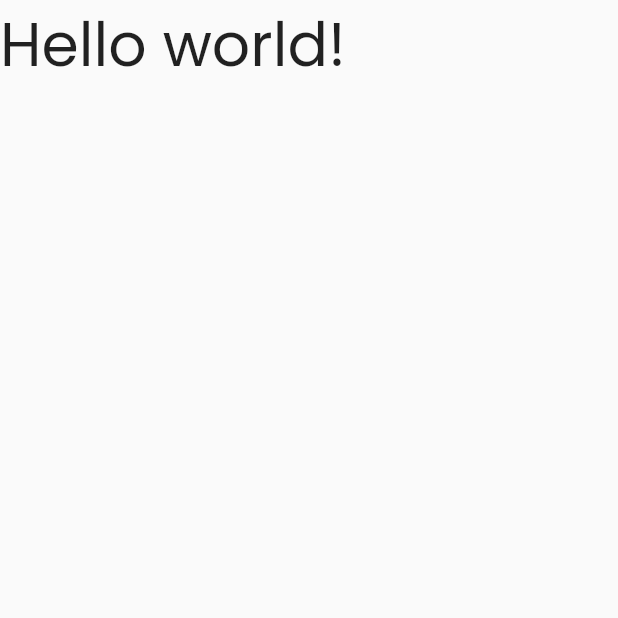
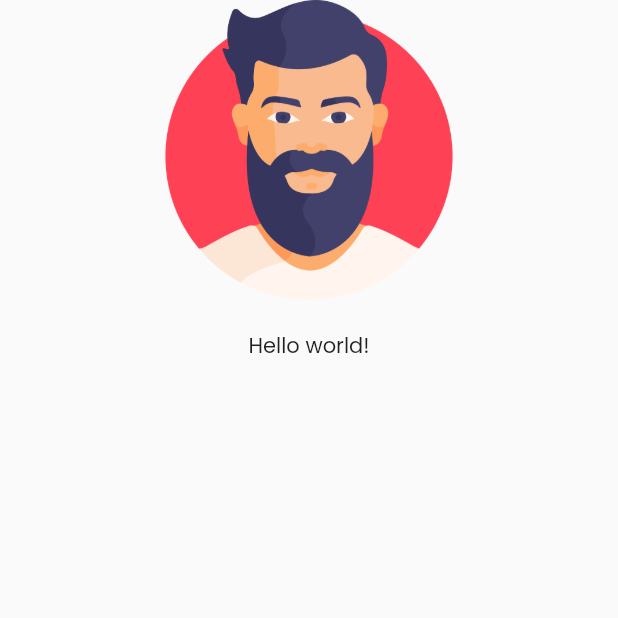
Before and after one commit to RianCahyadi08/chatty, a Flutter app: the screen it shows after launch, on a phone screen of 412 x 824 dp, the top half of it. Run offline on Flutter 3.47's test engine with Material 2 defaults, Android fonts, the phone set to English and light mode, and no system bars.

```diff
--- a/lib/homepage.dart
+++ b/lib/homepage.dart
@@ -4,11 +4,23 @@ class HomePage extends StatelessWidget {
   @override
   Widget build(BuildContext context) {
     return Scaffold(
-        body: SafeArea(
-      child: Text(
-        'Hello world!',
-        style: TextStyle(fontSize: 40),
+      body: SafeArea(
+        child: Column(
+          children: [
+            Center(
+              child: Image.asset(
+                'assets/images/profile_picture.png',
+                height: 200,
+                width: 200,
+              ),
+            ),
+            Container(
+              margin: EdgeInsets.symmetric(vertical: 20.0, horizontal: 0.0),
+              child: Text('Hello world!'),
+            )
+          ],
+        ),
       ),
-    ));
+    );
   }
 }
--- a/pubspec.yaml
+++ b/pubspec.yaml
@@ -59,8 +59,8 @@ flutter:
   uses-material-design: true
 
   # To add assets to your application, add an assets section, like this:
-  # assets:
-  #   - images/a_dot_burr.jpeg
+  assets:
+    - assets/images/
   #   - images/a_dot_ham.jpeg
 
   # An image asset can refer to one or more resolution-specific "variants", see
```
Also changed, not shown: assets/images/businessman.png (added), assets/images/friend1.png (added), assets/images/friend2.png (added), assets/images/group1.png (added), assets/images/group2.png (added), assets/images/group3.png (added), assets/images/man (2).png (added), assets/images/man.png (added), assets/images/profile.png (added), assets/images/profile_picture.png (added), assets/images/user.png (added), assets/images/woman.png (added).
